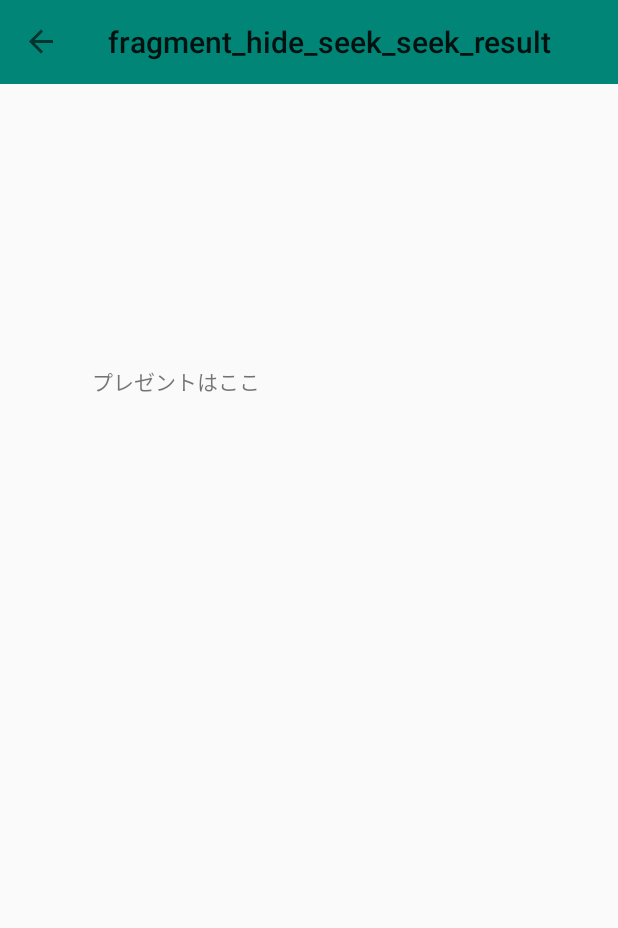
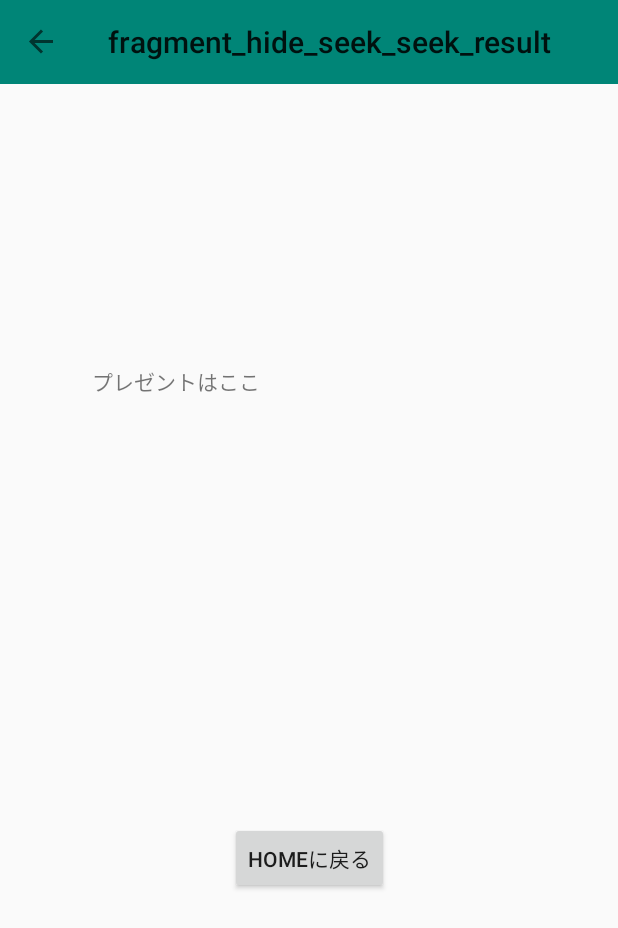
Before and after one commit to p2hacks/teamR03, an Android app: the hide_seek_seek_result screen opened through its navigation route, on a phone screen of 412 x 824 dp. Shown: the top 928 px of the screen. Run offline under Robolectric (Android 15) with nearby library versions, the light colour scheme and no system bars; our stand-ins replace navigation-ui.

Commit message:
ホームに戻るボタンの実装

```diff
--- a/app/src/main/java/com/example/soba/hide_seek/hide_seek_question_view.kt
+++ b/app/src/main/java/com/example/soba/hide_seek/hide_seek_question_view.kt
@@ -9,6 +9,7 @@ import android.view.ViewGroup
 import androidx.navigation.fragment.findNavController
 
 import com.example.soba.R
+import kotlinx.android.synthetic.main.fragment_hide_seek_question_view.*
 import kotlinx.android.synthetic.main.fragment_hide_seek_question_view.view.*
 
 // TODO: Rename parameter arguments, choose names that match
--- a/app/src/main/java/com/example/soba/hide_seek/hide_seek_seek_result.kt
+++ b/app/src/main/java/com/example/soba/hide_seek/hide_seek_seek_result.kt
@@ -6,8 +6,10 @@ import androidx.fragment.app.Fragment
 import android.view.LayoutInflater
 import android.view.View
 import android.view.ViewGroup
+import androidx.fragment.app.FragmentManager
 
 import com.example.soba.R
+import kotlinx.android.synthetic.main.fragment_hide_seek_seek_result.*
 
 // TODO: Rename parameter arguments, choose names that match
 // the fragment initialization parameters, e.g. ARG_ITEM_NUMBER
@@ -30,6 +32,13 @@ class hide_seek_seek_result : Fragment() {
             param1 = it.getString(ARG_PARAM1)
             param2 = it.getString(ARG_PARAM2)
         }
+//        view.back_to_home_button.setOnClickListener {
+//            val fragmentManager = fragmentManager
+//            val stackCount = fragmentManager?.backStackEntryCount
+//            for (i in 0..4){
+//            fragmentManager?.popBackStack()
+//            }
+//        }
     }
 
     override fun onCreateView(
@@ -39,6 +48,19 @@ class hide_seek_seek_result : Fragment() {
         // Inflate the layout for this fragment
         return inflater.inflate(R.layout.fragment_hide_seek_seek_result, container, false)
     }
+
+    override fun onViewCreated(view: View, savedInstanceState: Bundle?) {
+        super.onViewCreated(view, savedInstanceState)
+
+        back_to_home_button.setOnClickListener {
+            val fragmentManager = fragmentManager
+            val stackCount = fragmentManager?.backStackEntryCount
+            for (i in 0..4){
+                fragmentManager?.popBackStack()
+            }
+        }
+    }
+
 
 
     companion object {
--- a/app/src/main/res/layout/fragment_hide_seek_question_input_1.xml
+++ b/app/src/main/res/layout/fragment_hide_seek_question_input_1.xml
@@ -95,9 +95,11 @@
         android:id="@+id/question1_save"
         android:layout_width="wrap_content"
         android:layout_height="wrap_content"
-        android:layout_marginBottom="16dp"
+        android:layout_marginBottom="4dp"
         android:text="保存"
         app:layout_constraintBottom_toBottomOf="parent"
         app:layout_constraintEnd_toEndOf="parent"
+        app:layout_constraintHorizontal_bias="0.086"
         app:layout_constraintStart_toStartOf="parent" />
+
 </androidx.constraintlayout.widget.ConstraintLayout>
--- a/app/src/main/res/layout/fragment_hide_seek_seek_result.xml
+++ b/app/src/main/res/layout/fragment_hide_seek_seek_result.xml
@@ -18,4 +18,14 @@
         app:layout_constraintStart_toStartOf="parent"
         app:layout_constraintTop_toTopOf="parent"
         app:layout_constraintVertical_bias="0.325" />
+
+    <Button
+        android:id="@+id/back_to_home_button"
+        android:layout_width="wrap_content"
+        android:layout_height="wrap_content"
+        android:text="Homeに戻る"
+        app:layout_constraintBottom_toBottomOf="parent"
+        app:layout_constraintEnd_toEndOf="parent"
+        app:layout_constraintStart_toStartOf="parent"
+        app:layout_constraintTop_toBottomOf="@+id/result_place" />
 </androidx.constraintlayout.widget.ConstraintLayout>
```
